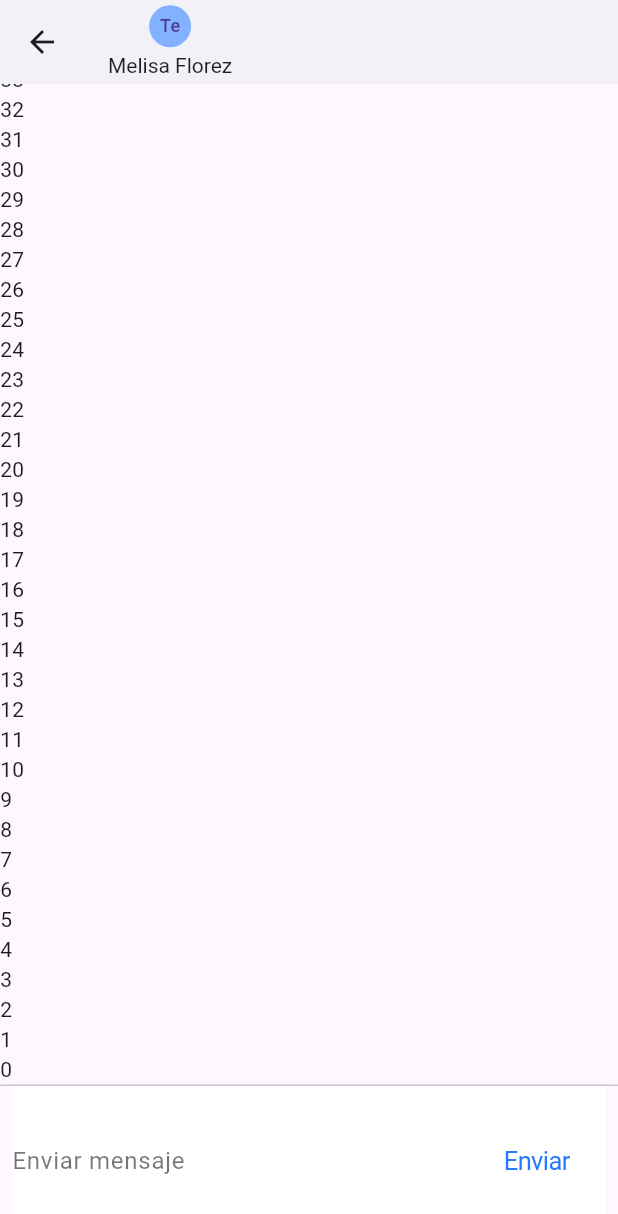
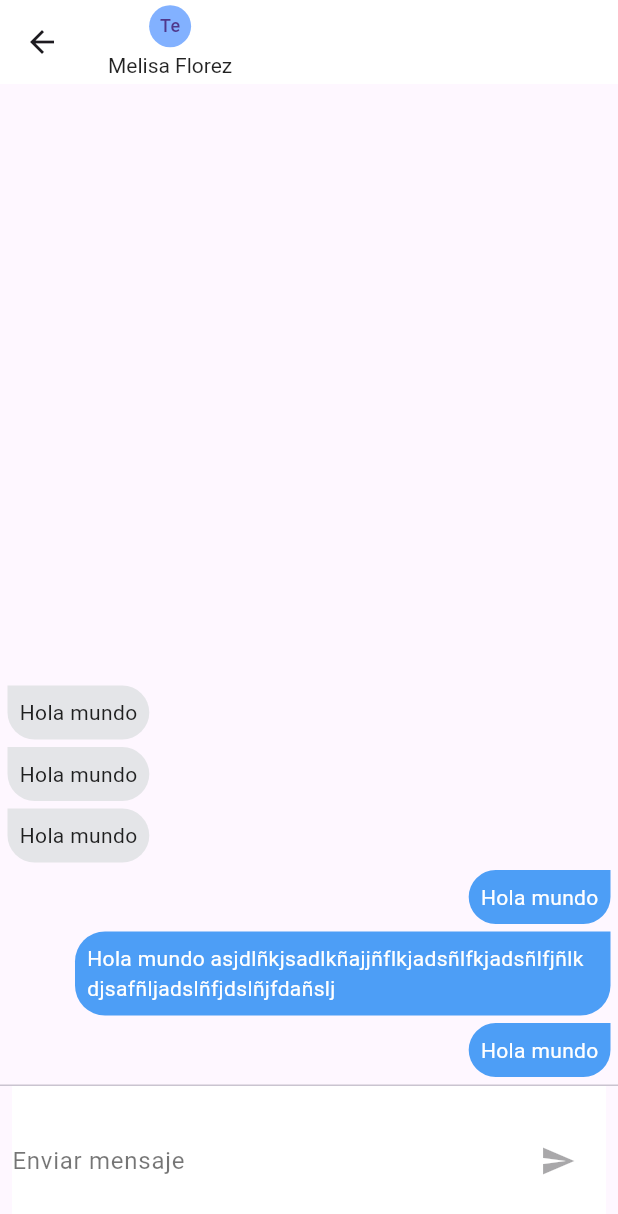
Before and after one commit to codebryanc/chat_flutter, a Flutter app: the screen it shows after launch, on a phone screen of 412 x 824 dp. Shown: the top 1214 px of the screen. Run offline on Flutter 3.47's test engine with Material 3 defaults, Android fonts, the phone set to English and light mode, and no system bars; our stand-ins replace pull_to_refresh.

Commit message:
UI:MOB: add chat functions

```diff
--- /dev/null
+++ b/chat_app/lib/pages/chat_message.dart
@@ -0,0 +1,58 @@
+import 'package:flutter/material.dart';
+
+class ChatMessage extends StatelessWidget {
+  final String text;
+  final String uid;
+
+  const ChatMessage({
+    super.key,
+    required this.text,
+    required this.uid});
+
+  @override
+  Widget build(BuildContext context) {
+    return Container(
+      child: uid == '123'
+        ? _myMessage()
+        : _notMyMessage(),
+    );
+  }
+
+  _myMessage() {
+    return Align(
+      alignment: Alignment.centerRight,
+      child: Container(
+        padding: EdgeInsets.all(8),
+        margin: EdgeInsets.only(bottom: 5, left: 50, right: 5),
+        decoration: BoxDecoration(
+          color: Color(0xff4D9EF6),
+          borderRadius: BorderRadius.only(
+            topLeft: Radius.circular(20),
+            bottomLeft: Radius.circular(20),
+            bottomRight: Radius.circular(20)
+          )
+        ),
+        child: Text(text, style: TextStyle(color: Colors.white))
+      ),
+    );
+  }
+
+  _notMyMessage() {
+    return Align(
+      alignment: Alignment.centerLeft,
+      child: Container(
+        padding: EdgeInsets.all(8),
+        margin: EdgeInsets.only(bottom: 5, left: 5, right: 50),
+        decoration: BoxDecoration(
+          color: Color(0xffE4E5E8),
+          borderRadius: BorderRadius.only(
+            topRight: Radius.circular(20),
+            bottomLeft: Radius.circular(20),
+            bottomRight: Radius.circular(20)
+          )
+        ),
+        child: Text(text, style: TextStyle(color: Colors.black87))
+      ),
+    );
+  }
+}
--- a/chat_app/lib/pages/chat_page.dart
+++ b/chat_app/lib/pages/chat_page.dart
@@ -2,6 +2,8 @@ import 'dart:io';
 
 import 'package:flutter/cupertino.dart';
 import 'package:flutter/material.dart';
+
+import 'package:chat_app/pages/chat_message.dart';
 
 class ChatPage extends StatefulWidget {
   const ChatPage({super.key});
@@ -13,6 +15,16 @@ class ChatPage extends StatefulWidget {
 class _ChatPageState extends State<ChatPage> {
   final TextEditingController _textController = TextEditingController();
   final FocusNode _focusNode = FocusNode();
+  bool _isWriting = false;
+  List<ChatMessage> _messages = [
+    ChatMessage(text: 'Hola mundo', uid: '123'),
+    ChatMessage(text: 'Hola mundo asjdlñkjsadlkñajjñflkjadsñlfkjadsñlfjñlk djsafñljadslñfjdslñjfdañslj', uid: '123'),
+    ChatMessage(text: 'Hola mundo', uid: '123'),
+    ChatMessage(text: 'Hola mundo', uid: '123s'),
+    ChatMessage(text: 'Hola mundo', uid: '123s'),
+    ChatMessage(text: 'Hola mundo', uid: '123s'),
+  ];
+
   @override
   Widget build(BuildContext context) {
     return Scaffold(
@@ -37,7 +49,8 @@ class _ChatPageState extends State<ChatPage> {
             Flexible(
               child: ListView.builder(
                 physics: BouncingScrollPhysics(),
-                itemBuilder: (_, i) => Text('$i'),
+                itemCount: _messages.length,
+                itemBuilder: (_, i) => _messages[i],
                 reverse: true,
               ),
             ),
@@ -66,8 +79,14 @@ class _ChatPageState extends State<ChatPage> {
               child: TextField(
                 controller: _textController,
                 onSubmitted: _handleSummit,
-                onChanged: (_) {
-                  // TODO:Cuando hay un valor para poder postear
+                onChanged: (textValue) {
+                  setState(() {
+                    if (textValue.isNotEmpty) {
+                      _isWriting = true;
+                    } else {
+                      _isWriting = false;
+                    }
+                  });
                 },
                 decoration: InputDecoration.collapsed(
                   hintText: 'Enviar mensaje',
@@ -80,16 +99,29 @@ class _ChatPageState extends State<ChatPage> {
             // send button
             Container(
               margin: EdgeInsets.symmetric(horizontal: 4.0),
-              child: !Platform.isIOS
+              child: Platform.isIOS
                 ? CupertinoButton(
-                  child: Text('Enviar', style: TextStyle(color: Colors.blueAccent[400])),
-                  onPressed: () {},
-                )
+                    onPressed:
+                     _isWriting ?
+                      () => _handleSummit(_textController.text) :
+                      null,
+                    child: Text(
+                      'Enviar',
+                      style: TextStyle(color: _isWriting ? Colors.blueAccent[400] : Colors.grey),
+                    ),
+                  )
                 : Container(
                   margin: EdgeInsets.symmetric(horizontal: 4.0),
-                  child: IconButton(
-                    icon: Icon(Icons.send), color: Colors.blueAccent[400],
-                    onPressed: () {},
+                  child: IconTheme(
+                    data: IconThemeData(color: Colors.blueAccent[400]),
+                    child: IconButton(
+                      highlightColor: Colors.transparent,
+                      splashColor: Colors.transparent,
+                      icon: Icon(Icons.send),
+                      onPressed: _isWriting ?
+                        () => _handleSummit(_textController.text) :
+                        null,
+                    ),
                   ),
                 ),
             )
@@ -100,8 +132,18 @@ class _ChatPageState extends State<ChatPage> {
   }
 
   _handleSummit(String text) {
-    print(text);
     _textController.clear();
     _focusNode.requestFocus();
+
+    final newMessage = ChatMessage(
+      uid: '123',
+      text: text
+    );
+    _messages.insert(0, newMessage);
+
+    setState(() {
+      _isWriting = false;
+    });
+
   }
 }
```
